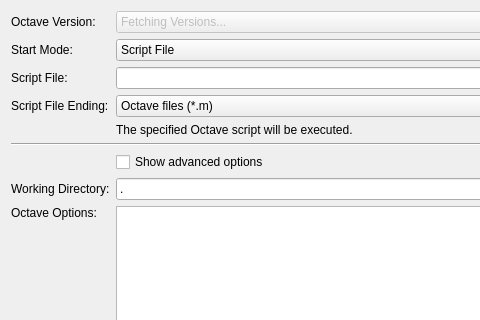
Before: the Qt Designer form src/brickv/plugin_system/plugins/red/ui/program_page_octave.ui in Tinkerforge/brickv, drawn with Qt 5; both pictures show x 0 to 480 and y 0 to 320 of the 582 by 689 pixel window.
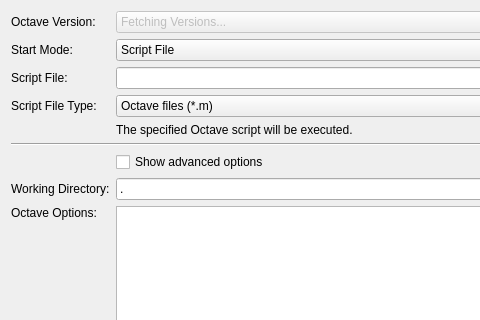
After: the same form once the commit is applied. Custom widgets are drawn as their Qt base class.

Patch:
```diff
--- a/src/brickv/plugin_system/plugins/red/ui/program_page_octave.ui
+++ b/src/brickv/plugin_system/plugins/red/ui/program_page_octave.ui
@@ -200,7 +200,7 @@
      <item row="3" column="0">
       <widget class="QLabel" name="label_script_file_ending">
        <property name="text">
-        <string>Script File Ending:</string>
+        <string>Script File Type:</string>
        </property>
       </widget>
      </item>
```
Left out of the diff: 4 changed lines with no effect on the pictures.
